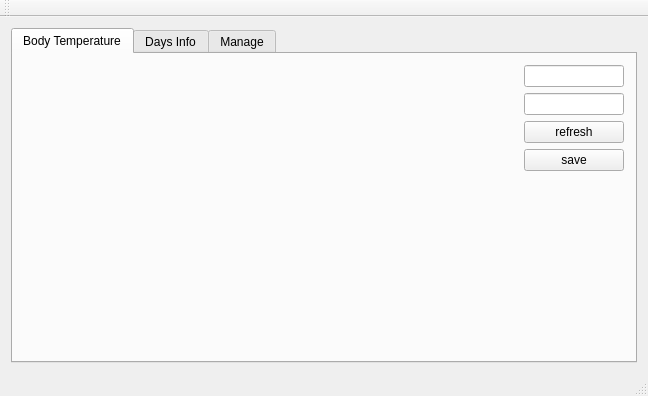
The window that src/mainwindow.ui (aqing1987/bodytemp) describes before a commit, drawn with Qt 5.
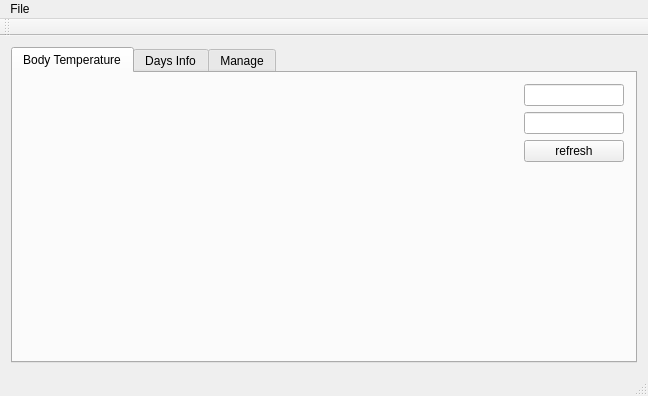
The same window after the commit. Custom widgets are drawn as their Qt base class.

Commit message: reconstruct picture save feature

Diff of the .ui file:
```diff
--- a/src/mainwindow.ui
+++ b/src/mainwindow.ui
@@ -106,19 +106,6 @@
             </property>
            </widget>
           </item>
-          <item>
-           <widget class="QPushButton" name="pushButtonSave">
-            <property name="maximumSize">
-             <size>
-              <width>100</width>
-              <height>16777215</height>
-             </size>
-            </property>
-            <property name="text">
-             <string>save</string>
-            </property>
-           </widget>
-          </item>
           <item>
            <spacer name="verticalSpacer">
             <property name="orientation">
@@ -250,9 +237,16 @@
      <x>0</x>
      <y>0</y>
      <width>648</width>
-     <height>22</height>
+     <height>25</height>
     </rect>
    </property>
+   <widget class="QMenu" name="menuFile">
+    <property name="title">
+     <string>File</string>
+    </property>
+    <addaction name="actionExport"/>
+   </widget>
+   <addaction name="menuFile"/>
   </widget>
   <widget class="QToolBar" name="mainToolBar">
    <attribute name="toolBarArea">
```
Left out of the diff: 5 changed lines with no effect on the pictures. The commit also changes 2 other files.
